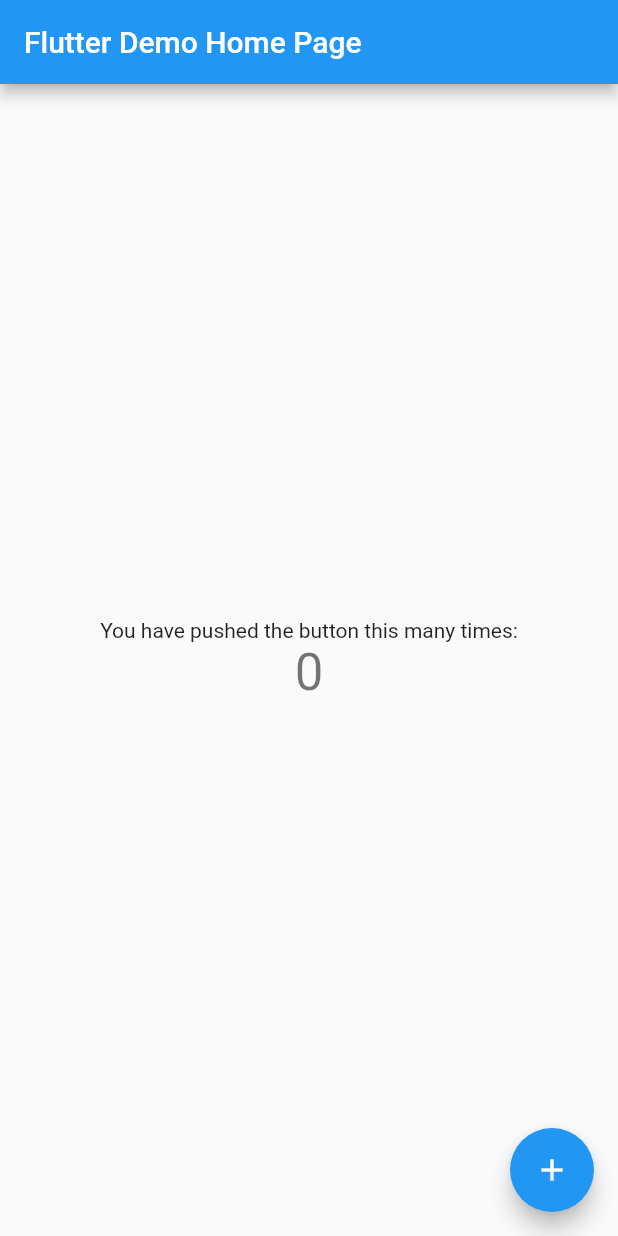
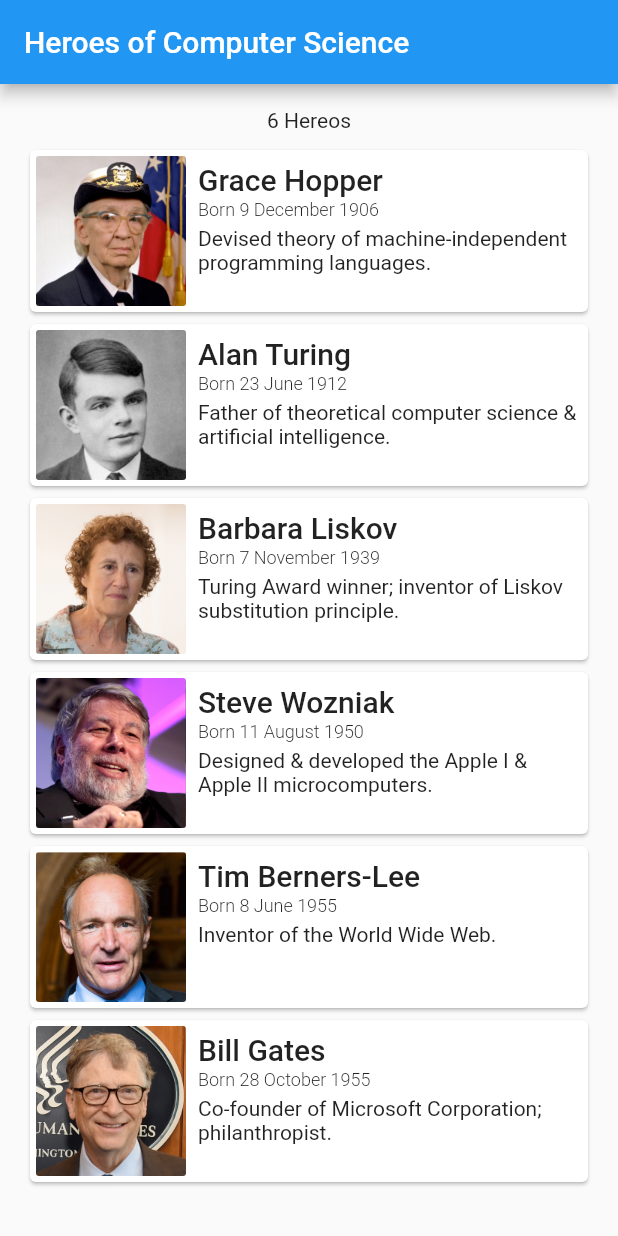
Before and after one commit to PhraseApp-Blog/flutter-phrase-ota-2021, a Flutter app: the screen it shows after launch, on a phone screen of 412 x 824 dp. Run offline on Flutter 3.47's test engine with Material 2 defaults, Android fonts, the light colour scheme and no system bars.

Commit message:
Adding demo app starter

```diff
--- /dev/null
+++ b/lib/features/hereos/hero_card.dart
@@ -0,0 +1,71 @@
+import 'package:flutter/material.dart';
+
+class HeroCard extends StatelessWidget {
+  final String name;
+  final String born;
+  final String bio;
+  final String? imagePath;
+
+  final String placeholderImagePath = 'assets/images/placeholder.jpg';
+
+  const HeroCard({
+    Key? key,
+    this.name = '',
+    this.born = '',
+    this.bio = '',
+    this.imagePath,
+  }) : super(key: key);
+
+  @override
+  Widget build(BuildContext context) {
+    var theme = Theme.of(context);
+
+    return Card(
+      child: Padding(
+        padding: const EdgeInsets.all(4.0),
+        child: Row(
+          crossAxisAlignment: CrossAxisAlignment.start,
+          children: <Widget>[
+            Padding(
+              padding: const EdgeInsets.only(right: 8.0),
+              child: ClipRRect(
+                borderRadius: BorderRadius.circular(2),
+                child: Image.asset(
+                  imagePath ?? placeholderImagePath,
+                  width: 100,
+                  height: 100,
+                ),
+              ),
+            ),
+            Expanded(
+              child: Column(
+                crossAxisAlignment: CrossAxisAlignment.start,
+                children: <Widget>[
+                  Padding(
+                    padding: const EdgeInsets.only(top: 4),
+                    child: Text(
+                      name,
+                      style: theme.textTheme.headline6,
+                    ),
+                  ),
+                  Padding(
+                    padding: const EdgeInsets.only(top: 2, bottom: 4),
+                    child: Text(
+                      born.isEmpty ? '' : 'Born $born',
+                      style:
+                          TextStyle(fontSize: 12, fontWeight: FontWeight.w300),
+                    ),
+                  ),
+                  Text(
+                    bio,
+                    style: TextStyle(fontSize: 14),
+                  ),
+                ],
+              ),
+            ),
+          ],
+        ),
+      ),
+    );
+  }
+}
--- /dev/null
+++ b/lib/features/hereos/hero_list.dart
@@ -0,0 +1,74 @@
+import 'package:flutter/material.dart';
+import './hero_card.dart';
+
+class HeroList extends StatelessWidget {
+  final String title;
+
+  HeroList({this.title = ''});
+
+  @override
+  Widget build(BuildContext context) {
+    return Scaffold(
+      appBar: AppBar(
+        title: Text(title),
+      ),
+      body: Padding(
+        padding: const EdgeInsets.all(16),
+        child: Column(
+          children: [
+            Padding(
+              padding: const EdgeInsets.only(bottom: 8.0),
+              child: Text('6 Hereos'),
+            ),
+            Expanded(
+              child: ListView(
+                children: <Widget>[
+                  HeroCard(
+                    name: 'Grace Hopper',
+                    born: '9 December 1906',
+                    bio: 'Devised theory of machine-independent programming '
+                        'languages.',
+                    imagePath: 'assets/images/grace_hopper.jpg',
+                  ),
+                  HeroCard(
+                    name: 'Alan Turing',
+                    born: '23 June 1912',
+                    bio: 'Father of theoretical computer science & '
+                        'artificial intelligence.',
+                    imagePath: 'assets/images/alan_turing.jpg',
+                  ),
+                  HeroCard(
+                    name: 'Barbara Liskov',
+                    born: '7 November 1939',
+                    bio: 'Turing Award winner; inventor of Liskov '
+                        'substitution principle.',
+                    imagePath: 'assets/images/barbara_liskov.jpg',
+                  ),
+                  HeroCard(
+                    name: 'Steve Wozniak',
+                    born: '11 August 1950',
+                    bio: 'Designed & developed the Apple I & Apple II '
+                        'microcomputers.',
+                    imagePath: 'assets/images/steve_wozniak.jpg',
+                  ),
+                  HeroCard(
+                    name: 'Tim Berners-Lee',
+                    born: '8 June 1955',
+                    bio: 'Inventor of the World Wide Web.',
+                    imagePath: 'assets/images/tim_berners_lee.jpg',
+                  ),
+                  HeroCard(
+                    name: 'Bill Gates',
+                    born: '28 October 1955',
+                    bio: 'Co-founder of Microsoft Corporation; philanthropist.',
+                    imagePath: 'assets/images/bill_gates.jpg',
+                  ),
+                ],
+              ),
+            ),
+          ],
+        ),
+      ),
+    );
+  }
+}
--- a/lib/main.dart
+++ b/lib/main.dart
@@ -1,113 +1,17 @@
 import 'package:flutter/material.dart';
+import 'package:flutter_phrase_ota_2021/features/hereos/hero_list.dart';
 
-void main() {
-  runApp(MyApp());
-}
+void main() => runApp(MyApp());
 
 class MyApp extends StatelessWidget {
-  // This widget is the root of your application.
   @override
   Widget build(BuildContext context) {
     return MaterialApp(
-      title: 'Flutter Demo',
+      title: 'Heroes of Computer Science',
       theme: ThemeData(
-        // This is the theme of your application.
-        //
-        // Try running your application with "flutter run". You'll see the
-        // application has a blue toolbar. Then, without quitting the app, try
-        // changing the primarySwatch below to Colors.green and then invoke
-        // "hot reload" (press "r" in the console where you ran "flutter run",
-        // or simply save your changes to "hot reload" in a Flutter IDE).
-        // Notice that the counter didn't reset back to zero; the application
-        // is not restarted.
         primarySwatch: Colors.blue,
       ),
-      home: MyHomePage(title: 'Flutter Demo Home Page'),
+      home: HeroList(title: 'Heroes of Computer Science'),
     );
   }
 }
-
-class MyHomePage extends StatefulWidget {
-  MyHomePage({Key? key, required this.title}) : super(key: key);
-
-  // This widget is the home page of your application. It is stateful, meaning
-  // that it has a State object (defined below) that contains fields that affect
-  // how it looks.
-
-  // This class is the configuration for the state. It holds the values (in this
-  // case the title) provided by the parent (in this case the App widget) and
-  // used by the build method of the State. Fields in a Widget subclass are
-  // always marked "final".
-
-  final String title;
-
-  @override
-  _MyHomePageState createState() => _MyHomePageState();
-}
-
-class _MyHomePageState extends State<MyHomePage> {
-  int _counter = 0;
-
-  void _incrementCounter() {
-    setState(() {
-      // This call to setState tells the Flutter framework that something has
-      // changed in this State, which causes it to rerun the build method below
-      // so that the display can reflect the updated values. If we changed
-      // _counter without calling setState(), then the build method would not be
-      // called again, and so nothing would appear to happen.
-      _counter++;
-    });
-  }
-
-  @override
-  Widget build(BuildContext context) {
-    // This method is rerun every time setState is called, for instance as done
-    // by the _incrementCounter method above.
-    //
-    // The Flutter framework has been optimized to make rerunning build methods
-    // fast, so that you can just rebuild anything that needs updating rather
-    // than having to individually change instances of widgets.
-    return Scaffold(
-      appBar: AppBar(
-        // Here we take the value from the MyHomePage object that was created by
-        // the App.build method, and use it to set our appbar title.
-        title: Text(widget.title),
-      ),
-      body: Center(
-        // Center is a layout widget. It takes a single child and positions it
-        // in the middle of the parent.
-        child: Column(
-          // Column is also a layout widget. It takes a list of children and
-          // arranges them vertically. By default, it sizes itself to fit its
-          // children horizontally, and tries to be as tall as its parent.
-          //
-          // Invoke "debug painting" (press "p" in the console, choose the
-          // "Toggle Debug Paint" action from the Flutter Inspector in Android
-          // Studio, or the "Toggle Debug Paint" command in Visual Studio Code)
-          // to see the wireframe for each widget.
-          //
-          // Column has various properties to control how it sizes itself and
-          // how it positions its children. Here we use mainAxisAlignment to
-          // center the children vertically; the main axis here is the vertical
-          // axis because Columns are vertical (the cross axis would be
-          // horizontal).
-          mainAxisAlignment: MainAxisAlignment.center,
-          children: <Widget>[
-            Text(
-              'You have pushed the button this many times:',
-            ),
-            Text(
-              '$_counter',
-              style: Theme.of(context).textTheme.headline4,
-            ),
-          ],
-        ),
-      ),
-      floatingActionButton: FloatingActionButton(
-        onPressed: _incrementCounter,
-        tooltip: 'Increment',
-        child: Icon(Icons.add),
-      ), // This trailing comma makes auto-formatting nicer for build methods.
-    );
-  }
-}
```
Also changed, not shown: pubspec.yaml (+8 -4 lines), assets/images/alan_turing.jpg (added), assets/images/barbara_liskov.jpg (added), assets/images/bill_gates.jpg (added), assets/images/grace_hopper.jpg (added), assets/images/placeholder.jpg (added), assets/images/steve_wozniak.jpg (added), assets/images/tim_berners_lee.jpg (added).
